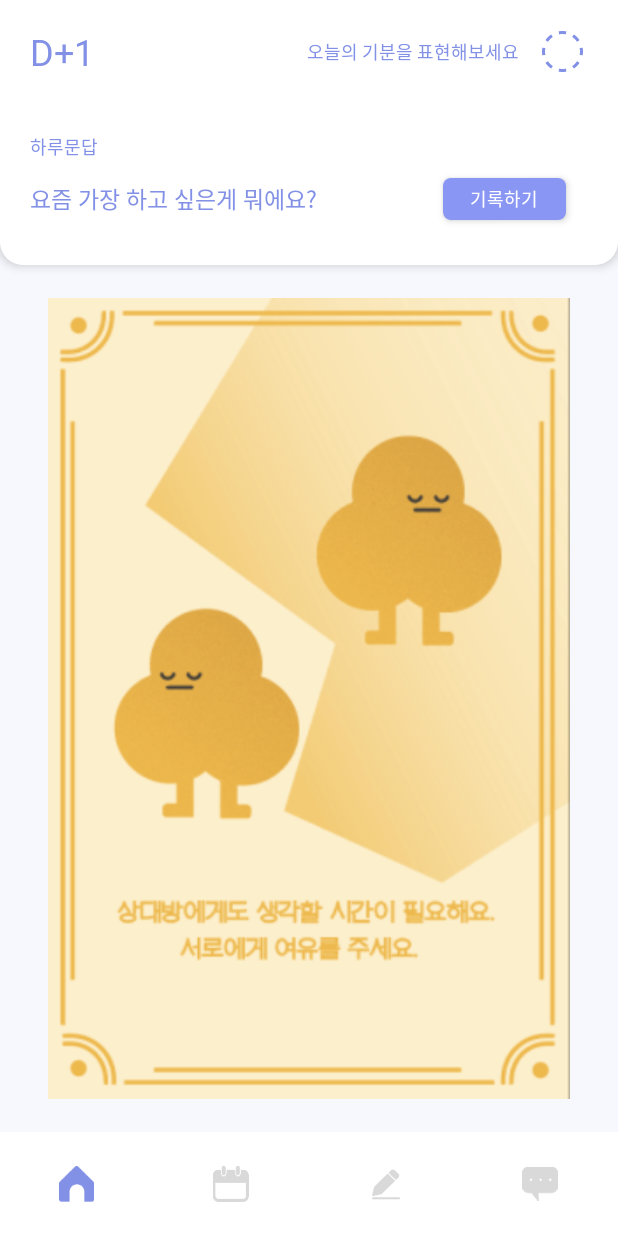
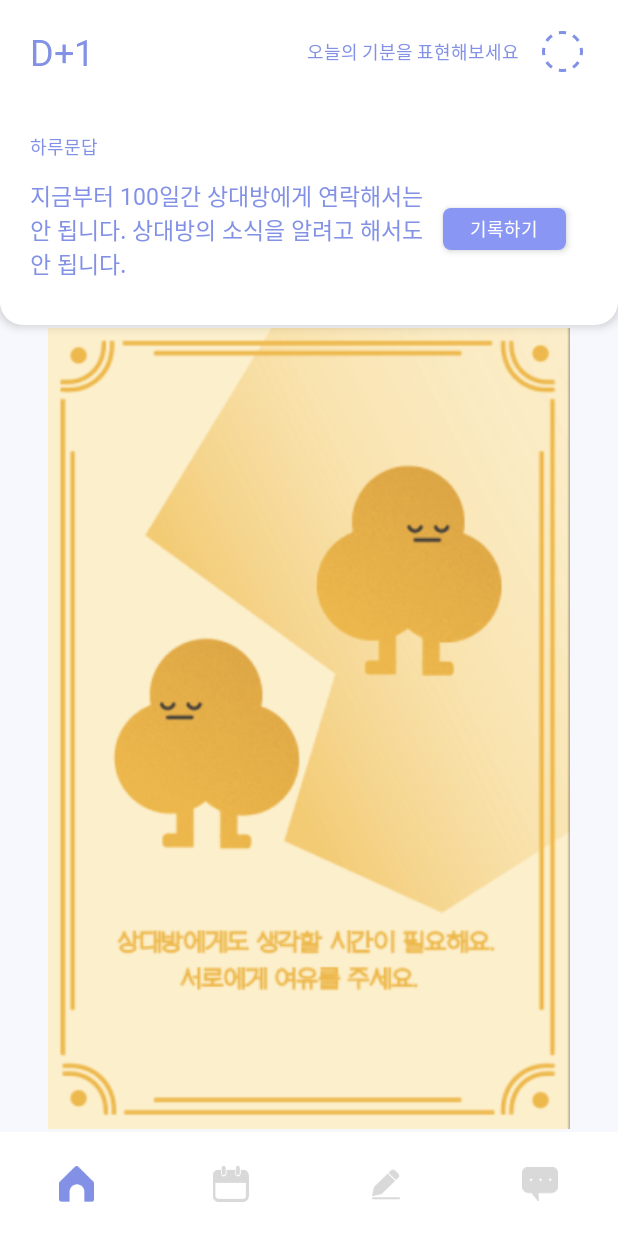
Before and after one commit to HyeRyoung98/IHuAe, an Android app: the screen it shows after launch (MainActivity), on a phone screen of 412 x 824 dp. Run offline under Robolectric (Android 15) with nearby library versions, the phone set to English and light mode, and no system bars.

Commit message:
set homefragment

```diff
--- a/app/src/main/java/com/example/ihuae/Home/HomeFragment.java
+++ b/app/src/main/java/com/example/ihuae/Home/HomeFragment.java
@@ -18,9 +18,12 @@ import androidx.viewpager2.widget.ViewPager2;
 import com.example.ihuae.Item.GuideCardItem;
 import com.example.ihuae.MainActivity;
 import com.example.ihuae.R;
+import com.example.ihuae.Util.ArrayItems;
 import com.example.ihuae.Util.DBContract;
 import com.example.ihuae.Util.MainDBHelper;
 import com.example.ihuae.databinding.FragmentHomeBinding;
+
+import java.util.HashMap;
 
 public class HomeFragment extends Fragment {
 
@@ -33,9 +36,7 @@ public class HomeFragment extends Fragment {
     private int emoIconID = -1;
     private String iconGuide = "";
     private String todayQuestion = "";
-
-    private int emoImg[] = {R.drawable.ic_emotion_calmness, R.drawable.ic_emotion_dullness, R.drawable.ic_emotion_sadness
-            , R.drawable.ic_emotion_anger, R.drawable.ic_emotion_satisfied, R.drawable.ic_emotion_emptiness};
+    private ArrayItems arrayItems = new ArrayItems();
 
     public View onCreateView(LayoutInflater inflater, ViewGroup container, Bundle savedInstanceState) {
         binding = FragmentHomeBinding.inflate(LayoutInflater.from(getContext()), container, false);
@@ -79,24 +80,6 @@ public class HomeFragment extends Fragment {
         adapter.notifyDataSetChanged();
         c.close();
 
-        //오늘의 기분 가져오기
-        sql = "SELECT A." + DBContract.EmoEntry.COLUMN_NAME_2
-                + " , B." + DBContract.IconEntry.COLUMN_NAME_1
-                + " , B." + DBContract.IconEntry.COLUMN_NAME_2
-                + " , A." + DBContract.EmoEntry.COLUMN_NAME_3
-                + " FROM " + DBContract.EmoEntry.TABLE_NAME + " A , " + DBContract.IconEntry.TABLE_NAME + " B"
-                + " WHERE 1=1"
-                + " AND A." + DBContract.EmoEntry._ID + " = " + MainActivity.dDay
-                + " AND B." + DBContract.IconEntry._ID + " = A." + DBContract.EmoEntry.COLUMN_NAME_2;
-        c = dbHelper.selectData(sql);
-        while (c.moveToNext()){
-            emoIconID = c.getInt(0);
-            emoIcon = c.getInt(1);
-            iconGuide = c.getString(2);
-            emoText = c.getString(3);
-        }
-        c.close();
-
         //하루 문답 가져오기
         sql = "SELECT " + DBContract.QnAEntry.COLUMN_NAME_2
                 + " FROM " + DBContract.QnAEntry.TABLE_NAME
@@ -106,10 +89,56 @@ public class HomeFragment extends Fragment {
             todayQuestion = c.getString(0);
         }
         c.close();
+
+        //오늘의 기분 가져오기
+        getEmoData();
+    }
+
+    private void getEmoData(){
+        //오늘의 기분 가져오기
+        String sql = "SELECT " + DBContract.EmoEntry.TABLE_NAME + "." + DBContract.EmoEntry.COLUMN_NAME_2
+                + " , " + DBContract.IconEntry.TABLE_NAME + "." + DBContract.IconEntry.COLUMN_NAME_1
+                + " , " + DBContract.IconEntry.TABLE_NAME + "." + DBContract.IconEntry.COLUMN_NAME_2
+                + " , " + DBContract.EmoEntry.TABLE_NAME + "." + DBContract.EmoEntry.COLUMN_NAME_3
+                + " FROM " + DBContract.EmoEntry.TABLE_NAME
+                + " JOIN " + DBContract.IconEntry.TABLE_NAME
+                + " ON " + DBContract.IconEntry.TABLE_NAME + "." + DBContract.IconEntry._ID + " = (" + DBContract.EmoEntry.TABLE_NAME + "." + DBContract.EmoEntry.COLUMN_NAME_2 + " + 1 )"
+                + " WHERE 1=1"
+                + " AND " + DBContract.EmoEntry.TABLE_NAME + "." + DBContract.EmoEntry._ID + " = " + MainActivity.dDay;
+        Cursor c = dbHelper.selectData(sql);
+        while (c.moveToNext()){
+            emoIconID = c.getInt(0);
+            emoIcon = c.getInt(1);
+            iconGuide = c.getString(2);
+            emoText = c.getString(3);
+        }
+        c.close();
+
+    }
+
+    private void updateEmoData(){
+        //오늘의 기분 가져오기
+        String sql = "UPDATE " + DBContract.EmoEntry.TABLE_NAME
+                + " SET " + DBContract.EmoEntry.COLUMN_NAME_2 + " = " + emoIconID;
+        if(!emoText.isEmpty()) sql += " , " + DBContract.EmoEntry.COLUMN_NAME_3 + " = '" + emoText + "'";
+        sql += " WHERE " + DBContract.EmoEntry.TABLE_NAME + "." + DBContract.EmoEntry._ID + " = " + MainActivity.dDay;
+        Cursor c = dbHelper.selectData(sql);
+        while (c.moveToNext()){
+            emoIconID = c.getInt(0);
+            emoIcon = c.getInt(1);
+            iconGuide = c.getString(2);
+            emoText = c.getString(3);
+        }
+        c.close();
     }
 
     private void setUI(){
         binding.tvDDay.setText("D+"+MainActivity.dDay);
+        binding.tvTodayQue.setText(todayQuestion);
+        if( emoIconID > -1 ) {
+            binding.ivEmo.setImageDrawable(getContext().getDrawable(arrayItems.emoIcons[emoIconID]));
+            binding.tvEmo.setText(iconGuide);
+        }
         binding.guideCardViewPager.setCurrentItem(adapter.getItemCount()-1);
         setBtnVisible();
         dialog = new WriteEmoDialog(getContext(), emoIcon, emoText);
@@ -119,10 +148,14 @@ public class HomeFragment extends Fragment {
         dialog.setOnEmoDialogListener(new WriteEmoDialog.OnEmoDialogListener() {
             @Override
             public void onResist(int status, String contents) {
-                if(status>-1) binding.ivEmo.setImageDrawable(getContext().getDrawable(emoImg[status]));
-                if(!contents.trim().isEmpty()) binding.tvEmo.setText(contents);
-                //dayVO.status = status;
-                //dayVO.content = contents;
+                emoIconID = status;
+                emoText = contents;
+                updateEmoData();
+                getEmoData();
+                if(status>-1) {
+                    binding.ivEmo.setImageDrawable(getContext().getDrawable(arrayItems.emoIcons[status]));
+                    binding.tvEmo.setText(iconGuide);
+                }
             }
         });
         binding.btnWriteEmo.setOnClickListener(v -> {
@@ -155,4 +188,13 @@ public class HomeFragment extends Fragment {
         binding = null;
     }
 
+    @Override
+    public void onResume() {
+        super.onResume();
+        getEmoData();
+        if(emoIconID>-1) {
+            binding.ivEmo.setImageDrawable(getContext().getDrawable(arrayItems.emoIcons[emoIconID]));
+            binding.tvEmo.setText(iconGuide);
+        }
+    }
 }
--- a/app/src/main/java/com/example/ihuae/SplashActivity.java
+++ b/app/src/main/java/com/example/ihuae/SplashActivity.java
@@ -139,6 +139,7 @@ public class SplashActivity extends AppCompatActivity {
             HashMap<String, Object> m = new HashMap<>();
             m.put(DBContract.IconEntry.COLUMN_NAME_1, arrayItems.emoIcons[i]);
             m.put(DBContract.IconEntry.COLUMN_NAME_2, arrayItems.emoGuides[i]);
+            m.put(DBContract.IconEntry.COLUMN_NAME_3, arrayItems.iconName[i]);
             boolean isSuccess = dbHelper.insertData(DBContract.IconEntry.TABLE_NAME, m);
             if(isSuccess) Log.e("===============Success setIconTable================", "IconID = " + i);
             else Log.e("===============Fail setIconTable================", "IconID = " + i);
--- a/app/src/main/java/com/example/ihuae/Util/ArrayItems.java
+++ b/app/src/main/java/com/example/ihuae/Util/ArrayItems.java
@@ -83,4 +83,6 @@ public class ArrayItems {
             ,"오늘의 기분은 만족스러워요"
             ,"오늘의 기분은 공허해요"
     };
+
+    public String[] iconName = {"평온", "무덤덤", "슬픔", "분노", "만족", "공허함" };
 }
--- a/app/src/main/java/com/example/ihuae/Util/DBContract.java
+++ b/app/src/main/java/com/example/ihuae/Util/DBContract.java
@@ -39,11 +39,13 @@ public final class DBContract {
      * 1. IconID
      * 2. EmoIC
      * 3. IconGuide
+     * 4. IconName
      */
     public static class IconEntry implements BaseColumns {
         public static final String TABLE_NAME = "tbIcon";
         public static final String COLUMN_NAME_1 = "EmoIC";
         public static final String COLUMN_NAME_2 = "IconGuide";
+        public static final String COLUMN_NAME_3 = "IconName";
 
 
         public static final String SQL_CREATE_ENTRIES =
@@ -51,7 +53,8 @@ public final class DBContract {
                         + " ("
                         + _ID + " INTEGER PRIMARY KEY,"
                         + COLUMN_NAME_1 + INTEGER + coma
-                        + COLUMN_NAME_2 + TEXT
+                        + COLUMN_NAME_2 + TEXT + coma
+                        + COLUMN_NAME_3 + TEXT
                         + ")";
     }
 
```
